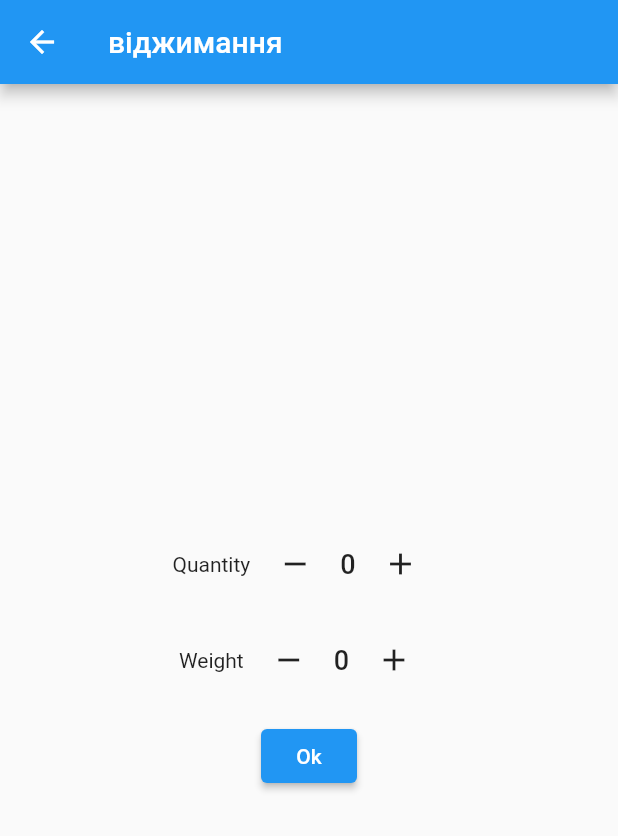
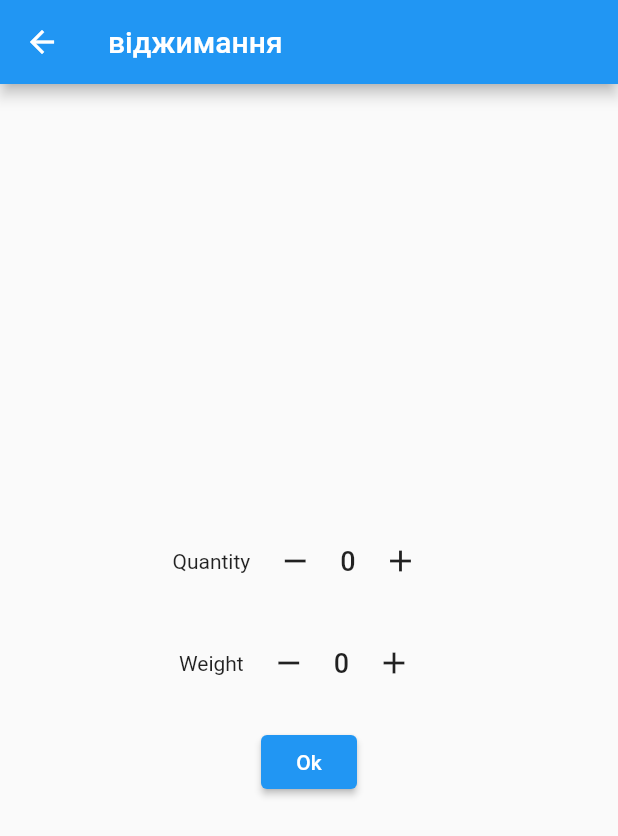
Before and after one commit to oleksabor/work-tracker, a Flutter app: the screen it shows after launch, after a tap on the "add" icon, on a phone screen of 412 x 824 dp. Shown: the top 836 px of the screen. Run offline on Flutter 3.47's test engine with Material 2 defaults, Android fonts, the phone set to English and light mode, and no system bars; our stand-ins replace hive, package_info_plus; accounts and stored records are empty.

Commit message:
padding increased

```diff
--- a/lib/views/numeric_step_button.dart
+++ b/lib/views/numeric_step_button.dart
@@ -71,11 +71,11 @@ class _NumericStepButtonState extends State<NumericStepButton> {
       children: [
         GestureDetector(
           child: Container(
-            child: Icon(
+            child: const Icon(
               Icons.remove,
               // color: Theme.of(context).secondaryHeaderColor,
             ),
-            padding: EdgeInsets.symmetric(vertical: 4.0, horizontal: 18.0),
+            padding: EdgeInsets.symmetric(vertical: 6.0, horizontal: 18.0),
             // color: Theme.of(context).primaryColor,
           ),
           onTap: () {
@@ -94,7 +94,7 @@ class _NumericStepButtonState extends State<NumericStepButton> {
         Text(
           '$counter',
           textAlign: TextAlign.center,
-          style: TextStyle(
+          style: const TextStyle(
             color: Colors.black87,
             fontSize: 18.0,
             fontWeight: FontWeight.w500,
@@ -106,7 +106,7 @@ class _NumericStepButtonState extends State<NumericStepButton> {
               Icons.add,
               //color: Theme.of(context).secondaryHeaderColor,
             ),
-            padding: EdgeInsets.symmetric(vertical: 4.0, horizontal: 18.0),
+            padding: EdgeInsets.symmetric(vertical: 6.0, horizontal: 18.0),
           ),
           onTap: () {
             increment(1);
```
